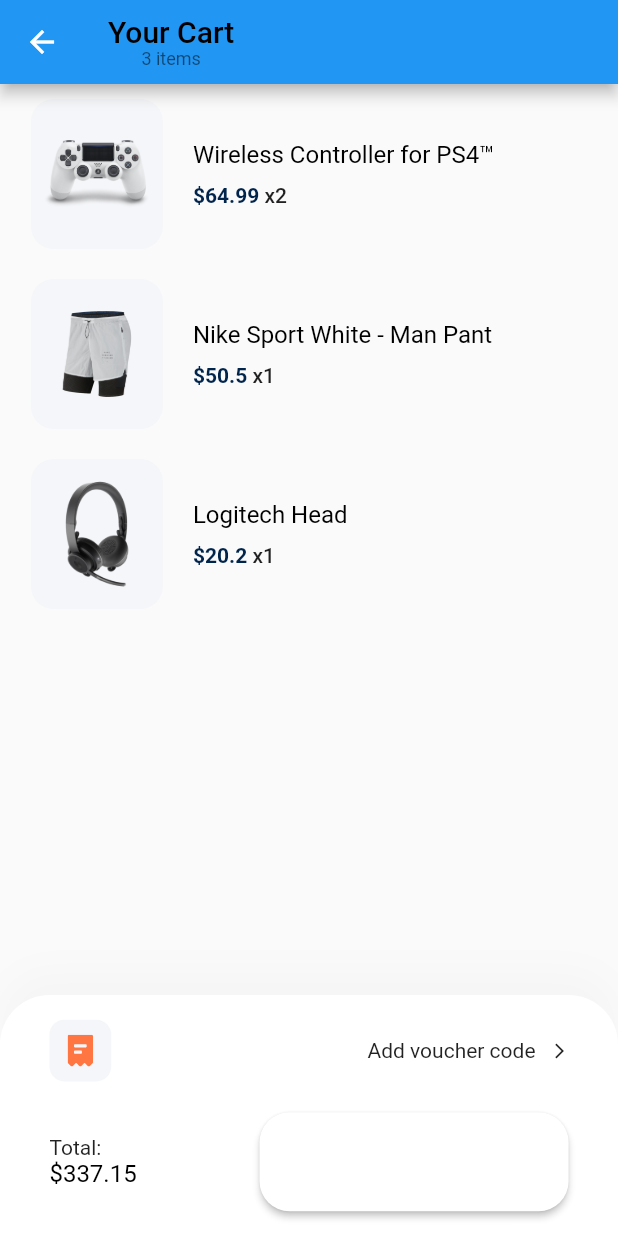
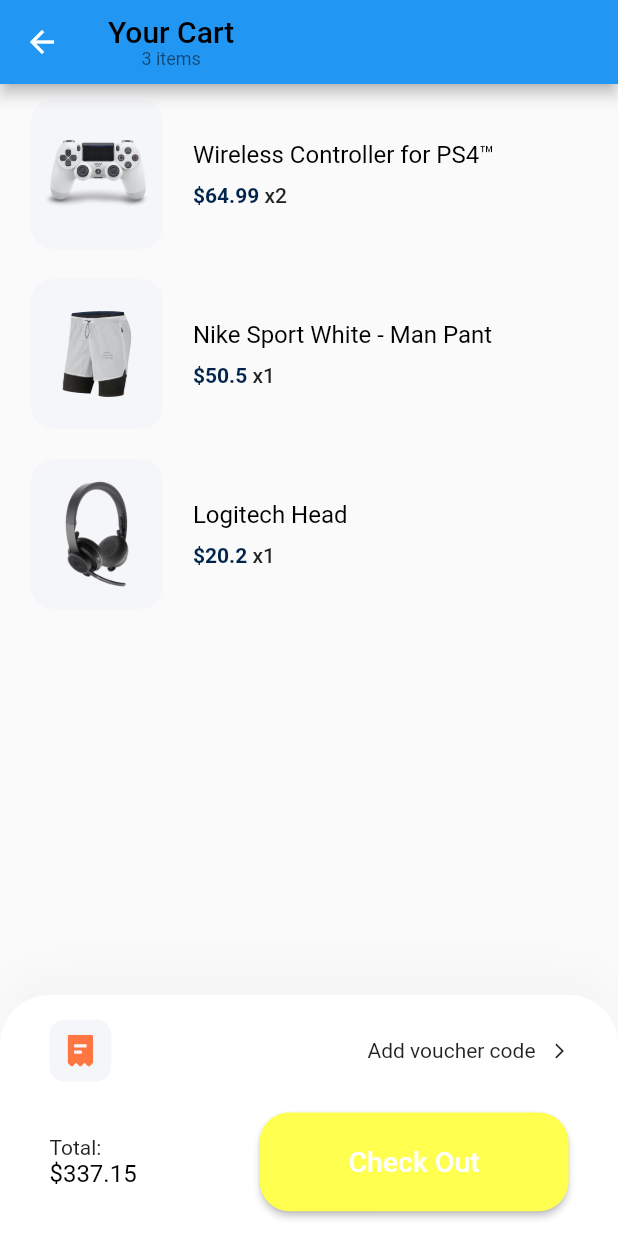
Before and after one commit to rupendra-p/flutter_ecommerce, a Flutter app: the CartScreen screen opened by its route, on a phone screen of 412 x 824 dp. Run offline on Flutter 3.47's test engine with Material 2 defaults, Android fonts, the phone set to English and light mode, and no system bars; our stand-ins replace flutter_dotenv, flutter_svg.

Commit message:
changed defualt button primary color in splash

```diff
--- a/lib/components/default_button.dart
+++ b/lib/components/default_button.dart
@@ -20,7 +20,6 @@
         style: ElevatedButton.styleFrom(
           shape:
               RoundedRectangleBorder(borderRadius: BorderRadius.circular(20)),
-          primary: Colors.white,
         ),
         onPressed: press as void Function()?,
         child: Text(
```
